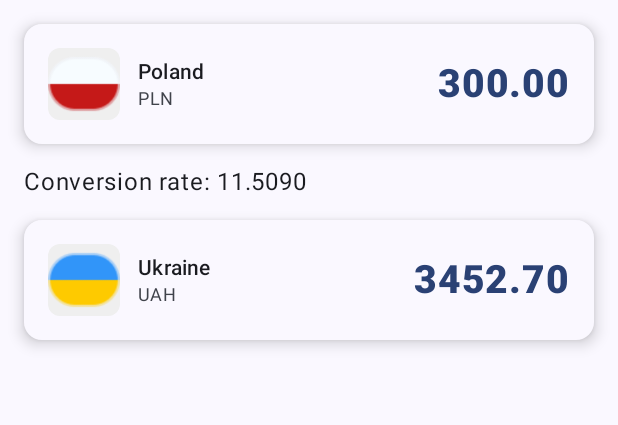
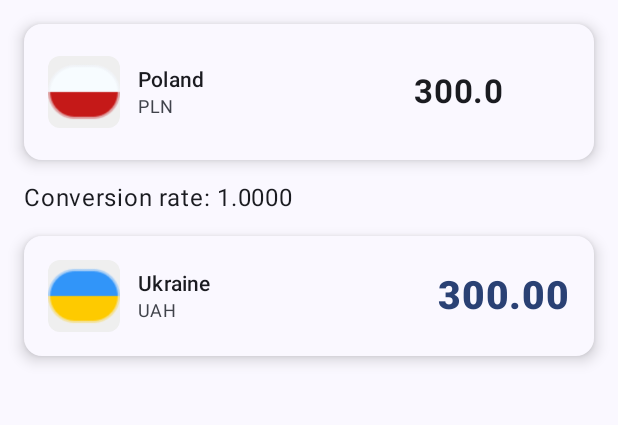
Before and after one commit to cliffs1/KotlinCurrencyConverterApp, an Android app built with Jetpack Compose: the screen it shows after launch (MainActivity), on a phone screen of 412 x 824 dp, the part 84-509 px from its top. Run offline under Robolectric (Android 15) with nearby library versions, the phone set to English and light mode, and no system bars.

Commit message:
UI added text field and API used
Added text field to change the amount of money to convert and using API from GoTrasnfer for conversion rates.

```diff
--- a/app/src/main/java/com/example/currencyconverterapp/MainActivity.kt
+++ b/app/src/main/java/com/example/currencyconverterapp/MainActivity.kt
@@ -77,15 +77,24 @@ fun SimpleTopBar(title: String) {
 
 @Composable
 fun MainScreen() {
-    // UI state
-    var amount by remember { mutableStateOf(300.0) }
-    var rate by remember { mutableStateOf(11.50899) }
-    var converted by remember { mutableStateOf(amount * rate) }
+    var amount by remember { mutableStateOf("300.0") }
+    var rate by remember { mutableStateOf(1.0) }
+
+    // Launch a coroutine to fetch rate when the amount changes
+    LaunchedEffect(amount) {
+        val numericAmount = amount.toDoubleOrNull() ?: 0.0
+        if (numericAmount > 0) {
+            rate = getFxRate("PLN", "UAH", numericAmount)
+        }
+    }
+
+    val converted = remember(amount, rate) {
+        val numericAmount = amount.toDoubleOrNull() ?: 0.0
+        numericAmount * rate
+    }
 
     Scaffold(
-        topBar = {
-            SimpleTopBar(title = "Currency Converter")
-        }
+        topBar = { SimpleTopBar(title = "Currency Converter") }
     ) { innerPadding ->
         Column(
             modifier = Modifier
@@ -94,26 +103,102 @@ fun MainScreen() {
                 .fillMaxSize(),
             verticalArrangement = Arrangement.spacedBy(16.dp)
         ) {
-            // From card
-            SendingCard(
+            SendingCardWithInput(
                 countryName = "Poland",
                 currencyCode = "PLN",
-                amountText = "%.2f".format(amount),
+                amountText = amount,
+                onAmountChange = { amount = it },
                 flagResId = R.drawable.flag_pl
             )
 
-            // Conversion rate info
             Text(
                 text = "Conversion rate: %.4f".format(rate),
                 style = MaterialTheme.typography.bodyLarge
             )
 
-            // To card
             SendingCard(
                 countryName = "Ukraine",
                 currencyCode = "UAH",
                 amountText = "%.2f".format(converted),
                 flagResId = R.drawable.flag_ua
+            )
+        }
+    }
+}
+
+@Composable
+fun SendingCardWithInput(
+    countryName: String,
+    currencyCode: String,
+    amountText: String,
+    onAmountChange: (String) -> Unit,
+    flagResId: Int? = null,
+    modifier: Modifier = Modifier
+) {
+    Card(
+        modifier = modifier
+            .fillMaxWidth()
+            .height(IntrinsicSize.Min),
+        shape = RoundedCornerShape(12.dp),
+        colors = CardDefaults.cardColors(containerColor = MaterialTheme.colorScheme.surface),
+        elevation = CardDefaults.cardElevation(defaultElevation = 6.dp)
+    ) {
+        Row(
+            modifier = Modifier
+                .padding(16.dp)
+                .fillMaxWidth()
+                .wrapContentHeight(),
+            verticalAlignment = Alignment.CenterVertically,
+            horizontalArrangement = Arrangement.SpaceBetween
+        ) {
+            Row(verticalAlignment = Alignment.CenterVertically) {
+                val flagModifier = Modifier
+                    .size(48.dp)
+                    .clip(RoundedCornerShape(8.dp))
+                    .background(Color(0xFFEFEFEF))
+
+                if (flagResId != null) {
+                    Image(
+                        painter = painterResource(id = flagResId),
+                        contentDescription = "$countryName flag",
+                        modifier = flagModifier,
+                        contentScale = ContentScale.Crop
+                    )
+                }
+
+                Spacer(modifier = Modifier.width(12.dp))
+
+                Column {
+                    Text(
+                        text = countryName,
+                        style = MaterialTheme.typography.bodyMedium,
+                        fontWeight = FontWeight.SemiBold
+                    )
+                    Text(
+                        text = currencyCode,
+                        style = MaterialTheme.typography.bodySmall,
+                        color = MaterialTheme.colorScheme.onSurfaceVariant
+                    )
+                }
+            }
+
+            // Editable input field for amount
+            TextField(
+                value = amountText,
+                onValueChange = { onAmountChange(it) },
+                singleLine = true,
+                modifier = Modifier.width(120.dp),
+                textStyle = LocalTextStyle.current.copy(
+                    fontSize = 22.sp,
+                    fontWeight = FontWeight.Bold
+                ),
+                colors = TextFieldDefaults.colors(
+                    focusedContainerColor = Color.Transparent,
+                    unfocusedContainerColor = Color.Transparent,
+                    focusedIndicatorColor = Color.Transparent,
+                    unfocusedIndicatorColor = Color.Transparent,
+                    cursorColor = MaterialTheme.colorScheme.primary
+                )
             )
         }
     }
```
